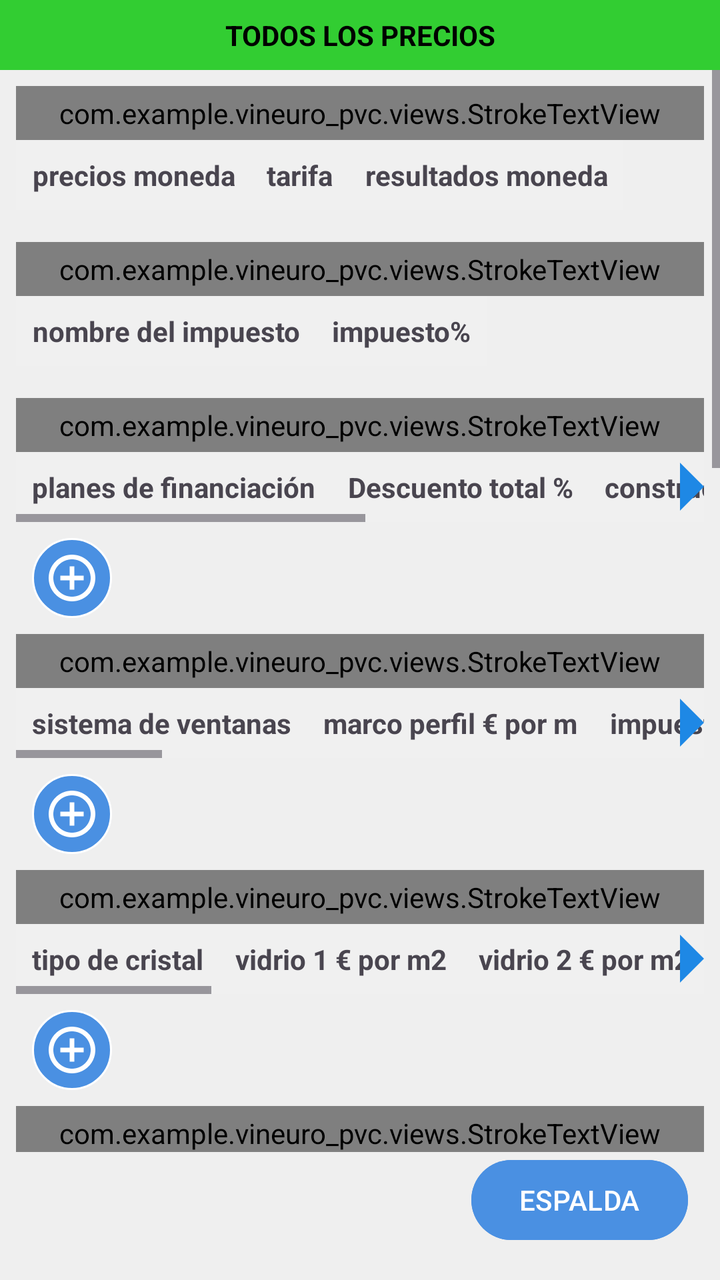
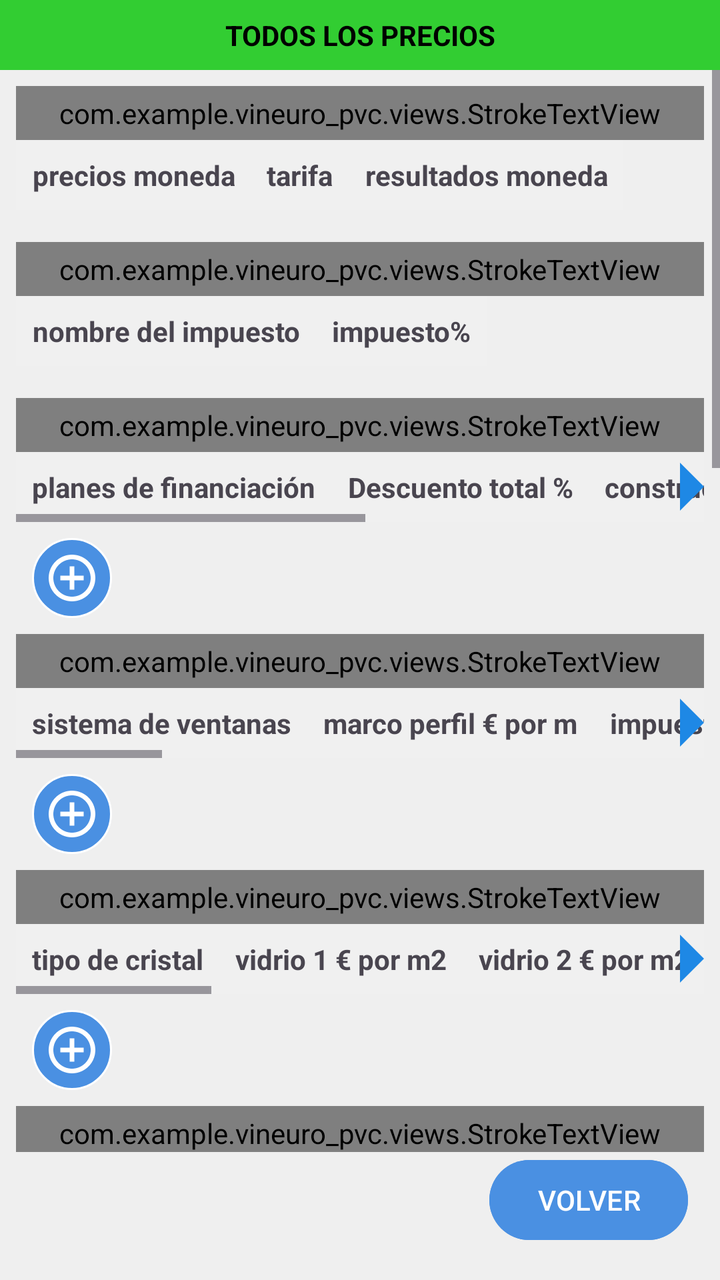

Two renders of the same Android screen: before a commit and after it. Below are the layout's source before the change and the commit's diff.
<!-- AndroidManifest.xml: application theme Theme.VineUro_PVC -->
<!-- res/layout/fragment_precios.xml -->
<?xml version="1.0" encoding="utf-8"?>
<androidx.constraintlayout.widget.ConstraintLayout xmlns:android="http://schemas.android.com/apk/res/android"
    xmlns:app="http://schemas.android.com/apk/res-auto"
    android:layout_width="match_parent"
    android:layout_height="match_parent"
    android:background="@color/menu_screen_bg">

    <TextView
        android:id="@+id/tvTitle"
        android:layout_width="0dp"
        android:layout_height="wrap_content"
        android:background="@color/header_umbral_int"
        android:gravity="center"
        android:padding="8dp"
        android:text="TODOS LOS PRECIOS"
        android:textColor="@color/black"
        android:textStyle="bold"
        app:layout_constraintEnd_toEndOf="parent"
        app:layout_constraintStart_toStartOf="parent"
        app:layout_constraintTop_toTopOf="parent" />

    <Button
        android:id="@+id/btnBack"
        android:layout_width="wrap_content"
        android:layout_height="wrap_content"
        android:layout_margin="16dp"
        android:backgroundTint="@color/menu_nuevo_orden"
        android:text="ESPALDA"
        android:textColor="@color/white"
        app:layout_constraintBottom_toBottomOf="parent"
        app:layout_constraintEnd_toEndOf="parent" />

    <ScrollView
        android:id="@+id/scrollViewPrecios"
        android:layout_width="0dp"
        android:layout_height="0dp"
        app:layout_constraintBottom_toTopOf="@id/btnBack"
        app:layout_constraintEnd_toEndOf="parent"
        app:layout_constraintStart_toStartOf="parent"
        app:layout_constraintTop_toBottomOf="@id/tvTitle">

        <LinearLayout
            android:layout_width="match_parent"
            android:layout_height="wrap_content"
            android:orientation="vertical"
            android:padding="8dp">

            
            <com.example.vineuro_pvc.views.StrokeTextView
                android:layout_width="match_parent"
                android:layout_height="wrap_content"
                android:background="@color/header_moneda"
                android:padding="4dp"
                android:text="moneda" />
            <HorizontalScrollView android:layout_width="match_parent" android:layout_height="wrap_content">
                <TableLayout android:id="@+id/tableMoneda" android:layout_width="wrap_content" android:layout_height="wrap_content" android:background="@color/white" android:stretchColumns="*">
                    <TableRow android:background="#F0F0F0">
                        <TextView android:padding="8dp" android:text="precios moneda" android:gravity="center" android:textStyle="bold" />
                        <TextView android:padding="8dp" android:text="tarifa" android:gravity="center" android:textStyle="bold" />
                        <TextView android:padding="8dp" android:text="resultados moneda" android:gravity="center" android:textStyle="bold" />
                    </TableRow>
                </TableLayout>
            </HorizontalScrollView>
            <View android:layout_width="match_parent" android:layout_height="16dp" />

            
            <com.example.vineuro_pvc.views.StrokeTextView
                android:layout_width="match_parent"
                android:layout_height="wrap_content"
                android:background="@color/header_impuesto"
                android:padding="4dp"
                android:text="el impuesto" />
            <HorizontalScrollView android:layout_width="match_parent" android:layout_height="wrap_content">
                <TableLayout android:id="@+id/tableImpuesto" android:layout_width="wrap_content" android:layout_height="wrap_content" android:background="@color/white" android:stretchColumns="*">
                    <TableRow android:background="#F0F0F0">
                        <TextView android:padding="8dp" android:text="nombre del impuesto" android:gravity="center" android:textStyle="bold" />
                        <TextView android:padding="8dp" android:text="impuesto%" android:gravity="center" android:textStyle="bold" />
                    </TableRow>
                </TableLayout>
            </HorizontalScrollView>
            <View android:layout_width="match_parent" android:layout_height="16dp" />

            
            <com.example.vineuro_pvc.views.StrokeTextView
                android:layout_width="match_parent"
                android:layout_height="wrap_content"
                android:background="@color/header_planes"
                android:padding="4dp"
                android:text="pestaña planes de financiación" />
            <FrameLayout android:layout_width="match_parent" android:layout_height="wrap_content">
                <HorizontalScrollView android:layout_width="match_parent" android:layout_height="wrap_content">
                    <TableLayout android:id="@+id/tablePlanes" android:layout_width="wrap_content" android:layout_height="wrap_content" android:background="@color/white" android:stretchColumns="*">
                        <TableRow android:background="#F0F0F0">
                            <TextView android:padding="8dp" android:text="planes de financiación" android:gravity="center" android:textStyle="bold" />
                            <TextView android:padding="8dp" android:text="Descuento total %" android:gravity="center" android:textStyle="bold" />
                            <TextView android:padding="8dp" android:text="construcción y materiales margen %" android:gravity="center" android:textStyle="bold" />
                            <TextView android:padding="8dp" android:text="trabajos margen %" android:gravity="center" android:textStyle="bold" />
                            <TextView android:padding="8dp" android:text="" />
                        </TableRow>
                    </TableLayout>
                </HorizontalScrollView>
                <ImageView android:layout_width="wrap_content" android:layout_height="wrap_content" android:layout_gravity="end|center_vertical" android:src="@drawable/ic_scroll_arrow" />
            </FrameLayout>
            <ImageButton android:id="@+id/btnAddPlanes" android:layout_width="40dp" android:layout_height="40dp" android:layout_margin="8dp" android:src="@drawable/ic_menu_add" android:background="@drawable/bg_add_button" />

            
            <com.example.vineuro_pvc.views.StrokeTextView
                android:layout_width="match_parent" android:layout_height="wrap_content"
                android:background="@color/header_ventanas"
                android:padding="4dp"
                android:text="pestaña sistema de ventanas" />
            <FrameLayout android:layout_width="match_parent" android:layout_height="wrap_content">
                <HorizontalScrollView android:layout_width="match_parent" android:layout_height="wrap_content">
                    <TableLayout android:id="@+id/tableVentanas" android:layout_width="wrap_content" android:layout_height="wrap_content" android:background="@color/white" android:stretchColumns="*">
                        <TableRow android:background="#F0F0F0">
                            <TextView android:padding="8dp" android:text="sistema de ventanas" android:gravity="center" android:textStyle="bold" />
                            <TextView android:padding="8dp" android:text="marco perfil € por m" android:gravity="center" android:textStyle="bold" />
                            <TextView android:padding="8dp" android:text="impuesto perfil € por m" android:gravity="center" android:textStyle="bold" />
                            <TextView android:padding="8dp" android:text="hoja perfil € por m" android:gravity="center" android:textStyle="bold" />
                            <TextView android:padding="8dp" android:text="hoja dor perfil € por m" android:gravity="center" android:textStyle="bold" />
                            <TextView android:padding="8dp" android:text="emparedado panel € por m2" android:gravity="center" android:textStyle="bold" />
                            <TextView android:padding="8dp" android:text="glazing beads € por m" android:gravity="center" android:textStyle="bold" />
                            <TextView android:padding="8dp" android:text="caucho sellador € por m" android:gravity="center" android:textStyle="bold" />
                            <TextView android:padding="8dp" android:text="glazing bars € per m" android:gravity="center" android:textStyle="bold" />
                            <TextView android:padding="8dp" android:text="glazing bars connector € per pc" android:gravity="center" android:textStyle="bold" />
                            <TextView android:padding="8dp" android:text="" />
                        </TableRow>
                    </TableLayout>
                </HorizontalScrollView>
                <ImageView android:layout_width="wrap_content" android:layout_height="wrap_content" android:layout_gravity="end|center_vertical" android:src="@drawable/ic_scroll_arrow" />
            </FrameLayout>
            <ImageButton android:id="@+id/btnAddVentanas" android:layout_width="40dp" android:layout_height="40dp" android:layout_margin="8dp" android:src="@drawable/ic_menu_add" android:background="@drawable/bg_add_button" />

            
            <com.example.vineuro_pvc.views.StrokeTextView
                android:layout_width="match_parent" android:layout_height="wrap_content"
                android:background="@color/header_cristal"
                android:padding="4dp"
                android:text="etiqueta del tipo de cristal" />
            <FrameLayout android:layout_width="match_parent" android:layout_height="wrap_content">
                <HorizontalScrollView android:layout_width="match_parent" android:layout_height="wrap_content">
                    <TableLayout android:id="@+id/tableCristal" android:layout_width="wrap_content" android:layout_height="wrap_content" android:background="@color/white" android:stretchColumns="*">
                        <TableRow android:background="#F0F0F0">
                            <TextView android:padding="8dp" android:text="tipo de cristal" android:gravity="center" android:textStyle="bold" />
                            <TextView android:padding="8dp" android:text="vidrio 1 € por m2" android:gravity="center" android:textStyle="bold" />
                            <TextView android:padding="8dp" android:text="vidrio 2 € por m2" android:gravity="center" android:textStyle="bold" />
                            <TextView android:padding="8dp" android:text="vidrio 3 € por m2" android:gravity="center" android:textStyle="bold" />
                            <TextView android:padding="8dp" android:text="película € por m2" android:gravity="center" android:textStyle="bold" />
                            <TextView android:padding="8dp" android:text="spaser € por m" android:gravity="center" android:textStyle="bold" />
                            <TextView android:padding="8dp" android:text="secadora € por m" android:gravity="center" android:textStyle="bold" />
                            <TextView android:padding="8dp" android:text="franja de butilo € por m" android:gravity="center" android:textStyle="bold" />
                            <TextView android:padding="8dp" android:text="sellado € por m" android:gravity="center" android:textStyle="bold" />
                            <TextView android:padding="8dp" android:text="gas € por m2" android:gravity="center" android:textStyle="bold" />
                            <TextView android:padding="8dp" android:text="" />
                        </TableRow>
                    </TableLayout>
                </HorizontalScrollView>
                <ImageView android:layout_width="wrap_content" android:layout_height="wrap_content" android:layout_gravity="end|center_vertical" android:src="@drawable/ic_scroll_arrow" />
            </FrameLayout>
            <ImageButton android:id="@+id/btnAddCristal" android:layout_width="40dp" android:layout_height="40dp" android:layout_margin="8dp" android:src="@drawable/ic_menu_add" android:background="@drawable/bg_add_button" />

            
            <com.example.vineuro_pvc.views.StrokeTextView
                android:layout_width="match_parent" android:layout_height="wrap_content"
                android:background="@color/header_umbral_ext"
                android:padding="4dp"
                android:text="etiqueta del tipo de umbral externo" />
            <HorizontalScrollView android:layout_width="match_parent" android:layout_height="wrap_content">
                <TableLayout android:id="@+id/tableUmbralExt" android:layout_width="wrap_content" android:layout_height="wrap_content" android:background="@color/white" android:stretchColumns="*">
                    <TableRow android:background="#F0F0F0">
                        <TextView android:padding="8dp" android:text="Tipo de umbral externo" android:gravity="center" android:textStyle="bold" />
                        <TextView android:padding="8dp" android:text="el cuerpo exterior del batiente € por m" android:gravity="center" android:textStyle="bold" />
                        <TextView android:padding="8dp" android:text="de tapón € por la ps" android:gravity="center" android:textStyle="bold" />
                        <TextView android:padding="8dp" android:text="" />
                    </TableRow>
                </TableLayout>
            </HorizontalScrollView>
            <ImageButton android:id="@+id/btnAddUmbralExt" android:layout_width="40dp" android:layout_height="40dp" android:layout_margin="8dp" android:src="@drawable/ic_menu_add" android:background="@drawable/bg_add_button" />

            
            <com.example.vineuro_pvc.views.StrokeTextView
                android:layout_width="match_parent" android:layout_height="wrap_content"
                android:background="@color/header_umbral_int"
                android:padding="4dp"
                android:text="etiqueta del tipo de descanso interior" />
            <HorizontalScrollView android:layout_width="match_parent" android:layout_height="wrap_content">
                <TableLayout android:id="@+id/tableUmbralInt" android:layout_width="wrap_content" android:layout_height="wrap_content" android:background="@color/white" android:stretchColumns="*">
                    <TableRow android:background="#F0F0F0">
                        <TextView android:padding="8dp" android:text="Tipo de umbral interno" android:gravity="center" android:textStyle="bold" />
                        <TextView android:padding="8dp" android:text="cuerpo del peldaño € por m" android:gravity="center" android:textStyle="bold" />
                        <TextView android:padding="8dp" android:text="de tapón € por la ps" android:gravity="center" android:textStyle="bold" />
                        <TextView android:padding="8dp" android:text="" />
                    </TableRow>
                </TableLayout>
            </HorizontalScrollView>
            <ImageButton android:id="@+id/btnAddUmbralInt" android:layout_width="40dp" android:layout_height="40dp" android:layout_margin="8dp" android:src="@drawable/ic_menu_add" android:background="@drawable/bg_add_button" />

            
            <com.example.vineuro_pvc.views.StrokeTextView
                android:layout_width="match_parent" android:layout_height="wrap_content"
                android:background="@color/header_muebles"
                android:padding="4dp"
                android:text="Muebles de ventana" />
            <HorizontalScrollView android:layout_width="match_parent" android:layout_height="wrap_content">
                <TableLayout android:id="@+id/tableMuebles" android:layout_width="wrap_content" android:layout_height="wrap_content" android:background="@color/white" android:stretchColumns="*">
                    <TableRow android:background="#F0F0F0">
                        <TextView android:padding="8dp" android:text="marca de muebles" android:gravity="center" android:textStyle="bold" />
                        <TextView android:padding="8dp" android:text="manejar regulares € por la ps" android:gravity="center" android:textStyle="bold" />
                        <TextView android:padding="8dp" android:text="manejar con cerradura € por la ps" android:gravity="center" android:textStyle="bold" />
                        <TextView android:padding="8dp" android:text="manija balcón € por la ps" android:gravity="center" android:textStyle="bold" />
                        <TextView android:padding="8dp" android:text="" />
                    </TableRow>
                </TableLayout>
            </HorizontalScrollView>
            <ImageButton android:id="@+id/btnAddMuebles" android:layout_width="40dp" android:layout_height="40dp" android:layout_margin="8dp" android:src="@drawable/ic_menu_add" android:background="@drawable/bg_add_button" />

            
            <com.example.vineuro_pvc.views.StrokeTextView
                android:layout_width="match_parent" android:layout_height="wrap_content"
                android:background="@color/header_extras"
                android:padding="4dp"
                android:text="pestaña extras" />
            <HorizontalScrollView android:layout_width="match_parent" android:layout_height="wrap_content">
                <TableLayout android:id="@+id/tableExtras" android:layout_width="wrap_content" android:layout_height="wrap_content" android:background="@color/white" android:stretchColumns="*">
                    <TableRow android:background="#F0F0F0">
                        <TextView android:padding="8dp" android:text="extras establecen" android:gravity="center" android:textStyle="bold" />
                        <TextView android:padding="8dp" android:text="precio € por:" android:gravity="center" android:textStyle="bold" />
                        <TextView android:padding="8dp" android:text="pc" android:gravity="center" android:textStyle="bold" />
                        <TextView android:padding="8dp" android:text="m2" android:gravity="center" android:textStyle="bold" />
                        <TextView android:padding="8dp" android:text="m" android:gravity="center" android:textStyle="bold" />
                        <TextView android:padding="8dp" android:text="m" android:gravity="center" android:textStyle="bold" />
                        <TextView android:padding="8dp" android:text="m" android:gravity="center" android:textStyle="bold" />
                        <TextView android:padding="8dp" android:text="m" android:gravity="center" android:textStyle="bold" />
                        <TextView android:padding="8dp" android:text="" />
                    </TableRow>
                </TableLayout>
            </HorizontalScrollView>
            <ImageButton android:id="@+id/btnAddExtras" android:layout_width="40dp" android:layout_height="40dp" android:layout_margin="8dp" android:src="@drawable/ic_menu_add" android:background="@drawable/bg_add_button" />

            
            <com.example.vineuro_pvc.views.StrokeTextView
                android:layout_width="match_parent" android:layout_height="wrap_content"
                android:background="@color/header_empleos"
                android:padding="4dp"
                android:text="pestaña empleos" />
            <HorizontalScrollView android:layout_width="match_parent" android:layout_height="wrap_content">
                <TableLayout android:id="@+id/tableEmpleos" android:layout_width="wrap_content" android:layout_height="wrap_content" android:background="@color/white" android:stretchColumns="*">
                    <TableRow android:background="#F0F0F0">
                        <TextView android:padding="8dp" android:text="Tipo de empleo" android:gravity="center" android:textStyle="bold" />
                        <TextView android:padding="8dp" android:text="precio € por:" android:gravity="center" android:textStyle="bold" />
                        <TextView android:padding="8dp" android:text="pc" android:gravity="center" android:textStyle="bold" />
                        <TextView android:padding="8dp" android:text="m2" android:gravity="center" android:textStyle="bold" />
                        <TextView android:padding="8dp" android:text="m" android:gravity="center" android:textStyle="bold" />
                        <TextView android:padding="8dp" android:text="m" android:gravity="center" android:textStyle="bold" />
                        <TextView android:padding="8dp" android:text="m" android:gravity="center" android:textStyle="bold" />
                        <TextView android:padding="8dp" android:text="m" android:gravity="center" android:textStyle="bold" />
                        <TextView android:padding="8dp" android:text="" />
                    </TableRow>
                </TableLayout>
            </HorizontalScrollView>
            <ImageButton android:id="@+id/btnAddEmpleos" android:layout_width="40dp" android:layout_height="40dp" android:layout_margin="8dp" android:src="@drawable/ic_menu_add" android:background="@drawable/bg_add_button" />

            
            <com.example.vineuro_pvc.views.StrokeTextView
                android:layout_width="match_parent" android:layout_height="wrap_content"
                android:background="@color/header_mosquitera"
                android:padding="4dp"
                android:text="pestaña mosquitera" />
            <HorizontalScrollView android:layout_width="match_parent" android:layout_height="wrap_content">
                <TableLayout android:id="@+id/tableMosquitera" android:layout_width="wrap_content" android:layout_height="wrap_content" android:background="@color/white" android:stretchColumns="*">
                    <TableRow android:background="#F0F0F0">
                        <TextView android:padding="8dp" android:text="sistema de mosq.net" android:gravity="center" android:textStyle="bold" />
                        <TextView android:padding="8dp" android:text="red € por m2" android:gravity="center" android:textStyle="bold" />
                        <TextView android:padding="8dp" android:text="perfil del marco € por m" android:gravity="center" android:textStyle="bold" />
                        <TextView android:padding="8dp" android:text="sellador de goma € por m" android:gravity="center" android:textStyle="bold" />
                        <TextView android:padding="8dp" android:text="esquina € por la ps" android:gravity="center" android:textStyle="bold" />
                        <TextView android:padding="8dp" android:text="poseedor € por la ps" android:gravity="center" android:textStyle="bold" />
                        <TextView android:padding="8dp" android:text="oído-mango € por la ps" android:gravity="center" android:textStyle="bold" />
                        <TextView android:padding="8dp" android:text="" />
                    </TableRow>
                </TableLayout>
            </HorizontalScrollView>
            <ImageButton android:id="@+id/btnAddMosquitera" android:layout_width="40dp" android:layout_height="40dp" android:layout_margin="8dp" android:src="@drawable/ic_menu_add" android:background="@drawable/bg_add_button" />

            
            <com.example.vineuro_pvc.views.StrokeTextView
                android:layout_width="match_parent" android:layout_height="wrap_content"
                android:background="@color/header_laminacion"
                android:padding="4dp"
                android:text="pestaña de laminación" />
            <HorizontalScrollView android:layout_width="match_parent" android:layout_height="wrap_content">
                <TableLayout android:id="@+id/tableLaminacion" android:layout_width="wrap_content" android:layout_height="wrap_content" android:background="@color/white" android:stretchColumns="*">
                    <TableRow android:background="#F0F0F0">
                        <TextView android:padding="8dp" android:text="tipo de laminación" android:gravity="center" android:textStyle="bold" />
                        <TextView android:padding="8dp" android:text="laminación € por m2" android:gravity="center" android:textStyle="bold" />
                        <TextView android:padding="8dp" android:text="" />
                    </TableRow>
                </TableLayout>
            </HorizontalScrollView>
            <ImageButton android:id="@+id/btnAddLaminacion" android:layout_width="40dp" android:layout_height="40dp" android:layout_margin="8dp" android:src="@drawable/ic_menu_add" android:background="@drawable/bg_add_button" />

            
            <com.example.vineuro_pvc.views.StrokeTextView
                android:layout_width="match_parent"
                android:layout_height="wrap_content"
                android:background="@color/header_colors"
                android:padding="4dp"
                android:text="colors" />
            <HorizontalScrollView android:layout_width="match_parent" android:layout_height="wrap_content">
                <TableLayout android:id="@+id/tableColors" android:layout_width="wrap_content" android:layout_height="wrap_content" android:background="@color/white" android:stretchColumns="*">
                    <TableRow android:background="#F0F0F0">
                        <TextView android:padding="8dp" android:text="color name" android:gravity="center" android:textStyle="bold" />
                        <TextView android:padding="8dp" android:text="color" android:gravity="center" android:textStyle="bold" />
                        <TextView android:padding="8dp" android:text="" />
                    </TableRow>
                </TableLayout>
            </HorizontalScrollView>
            <ImageButton android:id="@+id/btnAddColors" android:layout_width="40dp" android:layout_height="40dp" android:layout_margin="8dp" android:src="@drawable/ic_menu_add" android:background="@drawable/bg_add_button" />

        </LinearLayout>
    </ScrollView>
</androidx.constraintlayout.widget.ConstraintLayout>
<!-- resources referenced by this layout -->
<resources>
  <color name="black">#FF000000</color>
  <color name="header_colors">#808080</color>
  <color name="header_cristal">#1E90FF</color>
  <color name="header_empleos">#F08080</color>
  <color name="header_extras">#808000</color>
  <color name="header_impuesto">#00CED1</color>
  <color name="header_laminacion">#006400</color>
  <color name="header_moneda">#90EE90</color>
  <color name="header_mosquitera">#FFDAB9</color>
  <color name="header_muebles">#DB7093</color>
  <color name="header_planes">#FF69B4</color>
  <color name="header_umbral_ext">#9370DB</color>
  <color name="header_umbral_int">#32CD32</color>
  <color name="header_ventanas">#FFA500</color>
  <color name="menu_nuevo_orden">#4A90E2</color>
  <color name="menu_screen_bg">#FFEFEFEF</color>
  <color name="white">#FFFFFFFF</color>
  <!-- drawable bg_add_button (drawable) -->
  <?xml version="1.0" encoding="utf-8"?>
  <shape xmlns:android="http://schemas.android.com/apk/res/android"
      android:shape="oval">
      <solid android:color="@color/menu_nuevo_orden" />
      <size android:width="48dp" android:height="48dp" />
      <stroke android:width="1dp" android:color="#FFFFFF" />
  </shape>
  <!-- drawable ic_menu_add (drawable) -->
  <vector xmlns:android="http://schemas.android.com/apk/res/android"
      android:width="28dp"
      android:height="28dp"
      android:viewportWidth="24"
      android:viewportHeight="24">
      <path
          android:fillColor="#FFFFFFFF"
          android:pathData="M12,2C6.48,2 2,6.48 2,12s4.48,10 10,10 10,-4.48 10,-10S17.52,2 12,2zM12,20c-4.41,0 -8,-3.59 -8,-8s3.59,-8 8,-8 8,3.59 8,8 -3.59,8 -8,8z"/>
      <path
          android:fillColor="#FFFFFFFF"
          android:pathData="M13,7h-2v4H7v2h4v4h2v-4h4v-2h-4z"/>
  </vector>
  <!-- drawable ic_scroll_arrow (drawable) -->
  <?xml version="1.0" encoding="utf-8"?>
  <vector xmlns:android="http://schemas.android.com/apk/res/android"
      android:width="12dp"
      android:height="24dp"
      android:viewportWidth="12"
      android:viewportHeight="24">
      <path
          android:fillColor="#1E88E5"
          android:pathData="M0,0 L12,12 L0,24 Z" />
  </vector>
  <style name="Theme.VineUro_PVC" parent="Base.Theme.VineUro_PVC" />
  <style name="Base.Theme.VineUro_PVC" parent="Theme.Material3.DayNight.NoActionBar">
          
          
      </style>
</resources>

<!-- the commit's change to res/layout/fragment_precios.xml (unified diff, before → after) -->
@@ -25,7 +25,7 @@
         android:layout_height="wrap_content"
         android:layout_margin="16dp"
         android:backgroundTint="@color/menu_nuevo_orden"
-        android:text="ESPALDA"
+        android:text="VOLVER"
         android:textColor="@color/white"
         app:layout_constraintBottom_toBottomOf="parent"
         app:layout_constraintEnd_toEndOf="parent" />
